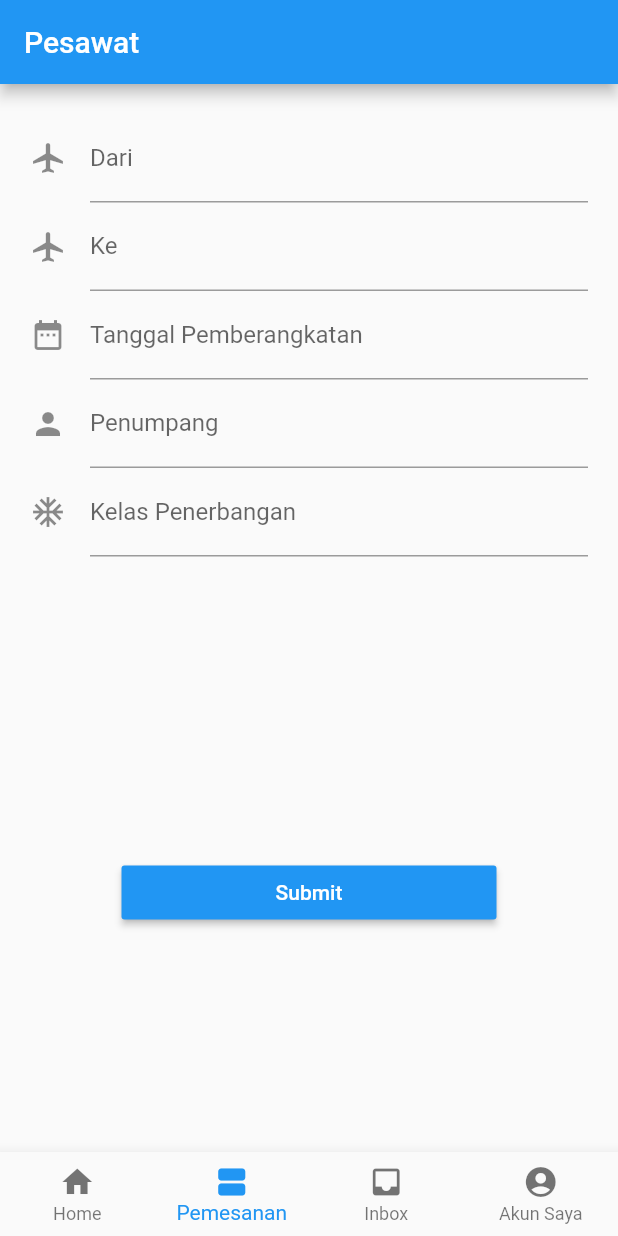
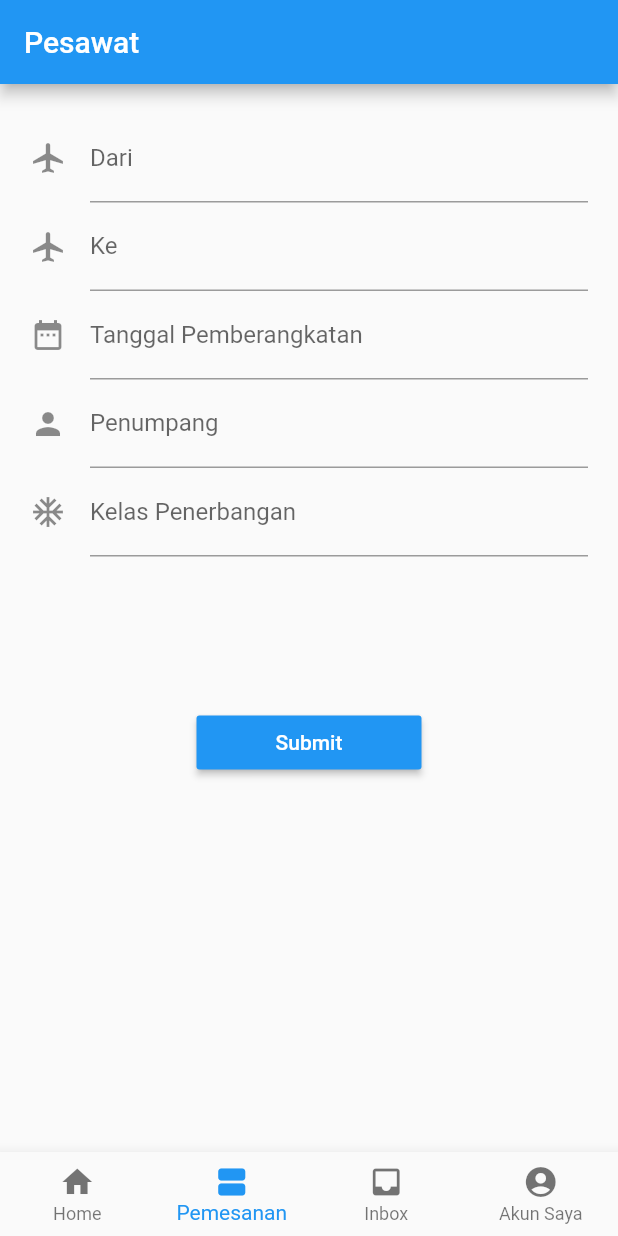
Before and after one commit to Ilhamrsdi/362055401126_UTS, a Flutter app: the screen it shows after launch, item 2 of the bottom bar chosen, on a phone screen of 412 x 824 dp. Run offline on Flutter 3.47's test engine with Material 2 defaults, Android fonts, the phone set to English and light mode, and no system bars; network calls fail.

```diff
--- a/lib/home.dart
+++ b/lib/home.dart
@@ -58,8 +58,8 @@ class Profile extends StatelessWidget {
       padding: const EdgeInsets.symmetric(vertical: 8.0),
       child: ListTile(
         leading: Container(
-          width: 50.0,
-          height: 50.0,
+          width: 20.0,
+          height: 20.0,
           decoration: BoxDecoration(shape: BoxShape.circle, image: DecorationImage(fit: BoxFit.fill, image: NetworkImage("https://upload.wikimedia.org/wikipedia/commons/thumb/7/7c/User_font_awesome.svg/2048px-User_font_awesome.svg.png"))),
         ),
         title: Text(
--- a/lib/pemesanan.dart
+++ b/lib/pemesanan.dart
@@ -82,10 +82,10 @@ class _PemesananState extends State<Pemesanan> {
                 },
               ),
               SizedBox(
-                height: 200,
+                height: 100,
               ),
               Container(
-                width: 250,
+                width: 150,
                 child: RaisedButton(
                   child: Text(
                     "Submit",
```
Also changed, not shown: 1 other file.
